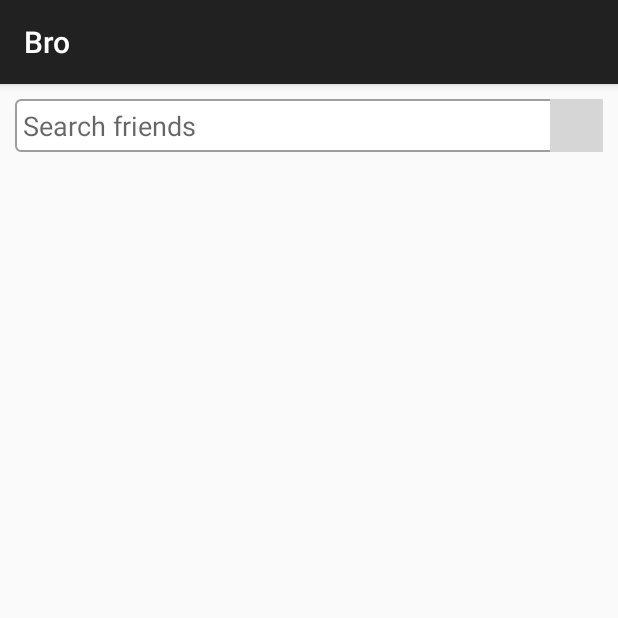
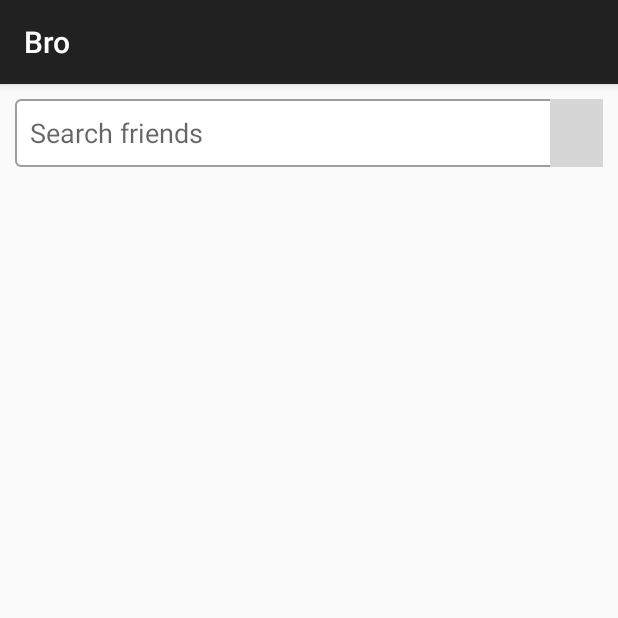
Before and after one commit to Gear61/Bro, an Android app: the screen it shows after launch (MainActivity), on a phone screen of 412 x 824 dp, the top half of it. Run offline under Robolectric (Android 15) with nearby library versions, the phone set to English and light mode, and no system bars; our stand-ins replace ButterKnife; libraries missing offline, so code that uses them is left out: com.afollestad.materialdialogs; plain views replace FontAwesomeText; 3 statements that could not run were skipped; grey boxes are pictures that could not be loaded.

Commit message:
Adding more padding to search input

```diff
--- a/app/src/main/res/layout/activity_main.xml
+++ b/app/src/main/res/layout/activity_main.xml
@@ -10,14 +10,14 @@
 
     <FrameLayout
         android:layout_width="match_parent"
-        android:layout_height="35dp">
+        android:layout_height="45dp">
 
         <EditText
             android:id="@+id/search_input"
             android:background="@drawable/edittext_background"
-            android:paddingTop="5dp"
-            android:paddingBottom="5dp"
-            android:paddingLeft="5dp"
+            android:paddingTop="10dp"
+            android:paddingBottom="10dp"
+            android:paddingLeft="10dp"
             android:paddingRight="32dp"
             android:textSize="18sp"
             android:hint="@string/search"
```
